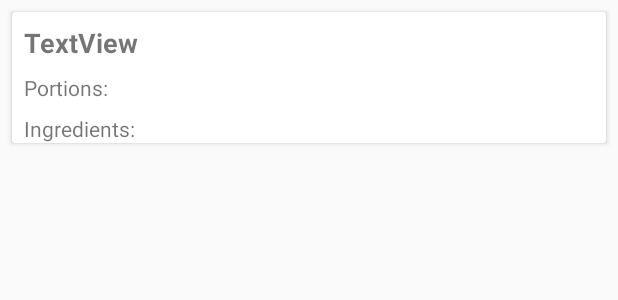
After one commit to su43berkut17/bakingApp, an Android app: the layout step_rv_men.xml on its own in the app's theme, with its tools: preview values and no code run, on a phone screen of 412 x 824 dp. The commit adds this screen. Shown: the top 300 px of the screen. Run offline under Robolectric (Android 15) with nearby library versions, the phone set to English and light mode, and no system bars.

Commit message:
Added detail fragment and step menu fragment, unfinished

```diff
--- a/app/build.gradle
+++ b/app/build.gradle
@@ -37,5 +37,6 @@ dependencies {
     implementation "android.arch.lifecycle:common-java8:$lifecycle_version"
     implementation "android.arch.lifecycle:extensions:$lifecycle_version"
     //annotationProcessor "android.arch.lifecyle:compiler:$lifecycle_version"
-
+    //exoplayer
+    implementation 'com.google.android.exoplayer:exoplayer:2.8.2'
 }
--- /dev/null
+++ b/app/src/main/res/layout/step_rv_men.xml
@@ -0,0 +1,72 @@
+<?xml version="1.0" encoding="utf-8"?>
+<android.support.v7.widget.CardView
+    xmlns:android="http://schemas.android.com/apk/res/android"
+    xmlns:app="http://schemas.android.com/apk/res-auto"
+    xmlns:tools="http://schemas.android.com/tools"
+    android:layout_width="match_parent"
+    android:layout_height="wrap_content"
+    android:layout_margin="8dp">
+
+    <android.support.constraint.ConstraintLayout
+        android:layout_width="match_parent"
+        android:layout_height="wrap_content">
+
+        <TextView
+            android:id="@+id/tv_title"
+            android:layout_width="wrap_content"
+            android:layout_height="wrap_content"
+            android:layout_marginStart="8dp"
+            android:layout_marginTop="8dp"
+            android:text="TextView"
+            android:textSize="@dimen/main_menu_title_size"
+            android:textStyle="bold"
+            app:layout_constraintStart_toStartOf="parent"
+            app:layout_constraintTop_toTopOf="parent" />
+
+        <TextView
+            android:id="@+id/tv_titlePortions"
+            android:layout_width="wrap_content"
+            android:layout_height="wrap_content"
+            android:layout_marginStart="8dp"
+            android:layout_marginTop="8dp"
+            android:text="@string/txPortions"
+            android:textSize="@dimen/main_menu_other_text_size"
+            app:layout_constraintStart_toStartOf="parent"
+            app:layout_constraintTop_toBottomOf="@+id/tv_title" />
+
+        <TextView
+            android:id="@+id/tv_amountPortions"
+            android:layout_width="wrap_content"
+            android:layout_height="wrap_content"
+            android:layout_marginStart="8dp"
+            android:layout_marginTop="8dp"
+            android:text=""
+            android:textSize="@dimen/main_menu_other_text_size"
+            app:layout_constraintStart_toEndOf="@+id/tv_titlePortions"
+            app:layout_constraintTop_toBottomOf="@+id/tv_title" />
+
+        <TextView
+            android:id="@+id/tv_titleIngredients"
+            android:layout_width="wrap_content"
+            android:layout_height="wrap_content"
+            android:layout_marginStart="8dp"
+            android:layout_marginTop="8dp"
+            android:text="@string/txIngredients"
+            android:textSize="@dimen/main_menu_other_text_size"
+            app:layout_constraintStart_toStartOf="parent"
+            app:layout_constraintTop_toBottomOf="@+id/tv_titlePortions" />
+
+        <TextView
+            android:id="@+id/tv_amountIngredients"
+            android:layout_width="wrap_content"
+            android:layout_height="wrap_content"
+            android:layout_marginStart="8dp"
+            android:layout_marginTop="8dp"
+            android:text=""
+            android:textSize="@dimen/main_menu_other_text_size"
+            app:layout_constraintStart_toEndOf="@+id/tv_titleIngredients"
+            app:layout_constraintTop_toBottomOf="@+id/tv_titlePortions"
+            android:layout_marginBottom="8dp"/>
+
+    </android.support.constraint.ConstraintLayout>
+</android.support.v7.widget.CardView>
--- a/app/src/main/res/values/dimens.xml
+++ b/app/src/main/res/values/dimens.xml
@@ -2,4 +2,5 @@
 <resources>
     <dimen name="main_menu_title_size">18sp</dimen>
     <dimen name="main_menu_other_text_size">14sp</dimen>
+    <dimen name="detail_fragment_text_padding">16dp</dimen>
 </resources>
--- a/app/src/main/res/values/strings.xml
+++ b/app/src/main/res/values/strings.xml
@@ -4,4 +4,9 @@
     <string name="txIngredients">Ingredients:</string>
     <string name="txPortions">Portions:</string>
     <string name="txRetry">Retry</string>
+    <string name="btnNext">Next Step</string>
+    <string name="btnPrevious">Previous Step</string>
+
+    <!-- TODO: Remove or change this placeholder text -->
+    <string name="hello_blank_fragment">Hello blank fragment</string>
 </resources>
```
Also changed, not shown: app/src/main/java/com/su43berkut17/nanodegree/bakingapp/fragment_detail.java (+72 -24 lines), app/src/main/java/com/su43berkut17/nanodegree/bakingapp/recyclerViews/adapterRecipeSteps.java (added, +67 -0 lines), app/src/main/java/com/su43berkut17/nanodegree/bakingapp/stepList.java (added, +108 -0 lines), app/src/main/res/layout/fragment_fragment_detail.xml (+29 -5 lines), app/src/main/res/layout/fragment_step_list.xml (added, +17 -0 lines).
